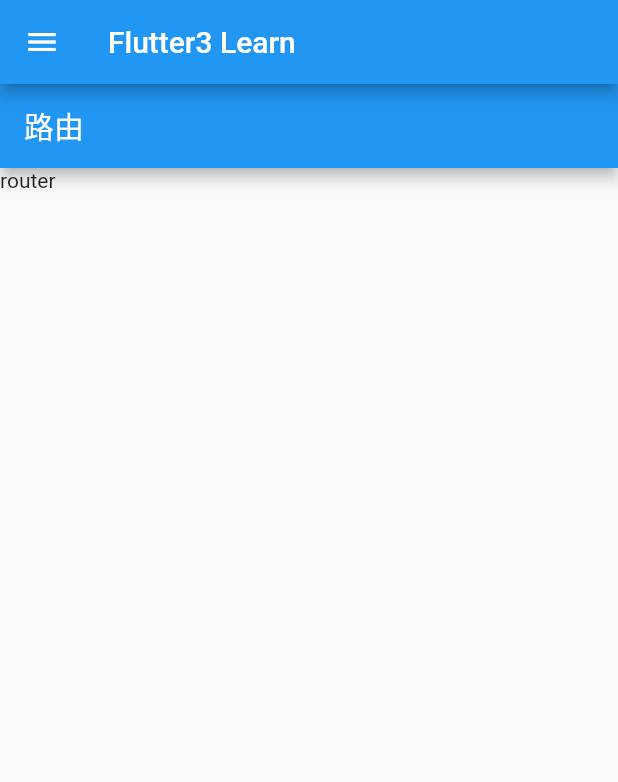
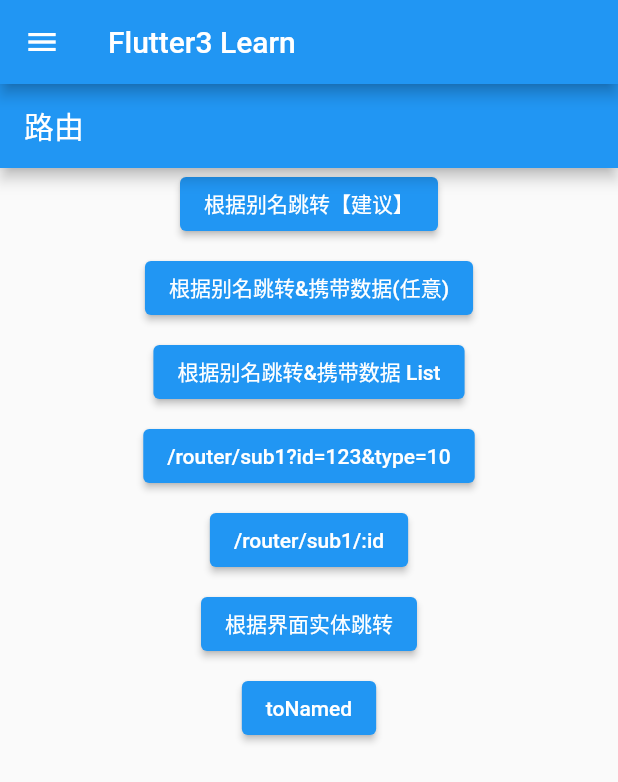
Before and after one commit to ly01112020/flutter3_test, a Flutter app: the screen it shows after launch, on a phone screen of 412 x 824 dp. Shown: the top 782 px of the screen. Run offline on Flutter 3.47's test engine with Material 2 defaults, Android fonts, the phone set to English and light mode, and no system bars; our stand-ins replace get.

Commit message:
学习GetX 路由跳转相关知识

```diff
--- a/lib/config/routes.dart
+++ b/lib/config/routes.dart
@@ -4,6 +4,8 @@ import 'package:flutter3_test/pages/login/login_binding.dart';
 import 'package:flutter3_test/pages/login/login_view.dart';
 import 'package:flutter3_test/pages/router/router_binding.dart';
 import 'package:flutter3_test/pages/router/router_view.dart';
+import 'package:flutter3_test/pages/router/sub1/sub1_binding.dart';
+import 'package:flutter3_test/pages/router/sub1/sub1_view.dart';
 import 'package:get/get.dart';
 // 定义路由
 class AppRoutes {
@@ -15,6 +17,10 @@ class AppRoutes {
 
   static const String router = '/router';
   static const String routerName = '路由';
+
+  static const String sub1 = '/router/sub1';
+  static const String sub1Name = '子路由1';
+  static const String sub1Detail = '/router/sub1/:id';
 }
 // 注册路由到 getx
 class AppPages {
@@ -36,6 +42,18 @@ class AppPages {
         page: () => RouterPage(),
         title:AppRoutes.routerName,
         binding: RouterBinding()
+    ),
+    GetPage(
+        name: AppRoutes.sub1,
+        page: () => Sub1Page(),
+        title:AppRoutes.sub1Name,
+        binding: Sub1Binding()
+    ),
+    GetPage(
+        name: AppRoutes.sub1Detail,
+        page: () => Sub1Page(),
+        title:AppRoutes.sub1Name,
+        binding: Sub1Binding()
     )
   ];
 }
--- a/lib/pages/router/router_view.dart
+++ b/lib/pages/router/router_view.dart
@@ -1,22 +1,65 @@
 import 'package:flutter/material.dart';
 import 'package:flutter3_test/config/routes.dart';
+import 'package:flutter3_test/pages/router/sub1/sub1_binding.dart';
+import 'package:flutter3_test/pages/router/sub1/sub1_view.dart';
 import 'package:get/get.dart';
 
 import 'router_logic.dart';
 
+// GetX 路由学习
 class RouterPage extends StatelessWidget {
   @override
   Widget build(BuildContext context) {
     final logic = Get.find<RouterLogic>();
     final state = Get.find<RouterLogic>().state;
-
+    final primaryColor = Theme.of(context).primaryColor;
     return Scaffold(
       appBar: AppBar(
         title: Text(AppRoutes.routerName),
       ),
       body: Container(
-        child: Text('router'),
+        child: Center(
+          child: Column(
+            children: [
+              LyButton('根据别名跳转【建议】',(){
+                Get.toNamed(AppRoutes.sub1);
+              }),
+              LyButton('根据别名跳转&携带数据(任意)',(){
+                Get.toNamed(AppRoutes.sub1,arguments: 'string data');
+              }),
+              LyButton('根据别名跳转&携带数据 List',(){
+                Get.toNamed(AppRoutes.sub1,arguments: List.generate(2, (index) => index*10));
+              }),
+              LyButton('${AppRoutes.sub1}?id=123&type=10',(){
+                Get.toNamed('${AppRoutes.sub1}?id=123&type=10');
+              }),
+              // routers 里面需要配置
+              LyButton(AppRoutes.sub1Detail,(){
+                Get.toNamed('${AppRoutes.sub1}/1000');
+              }),
+              LyButton('根据界面实体跳转',(){
+                Get.to(Sub1Page(),binding: Sub1Binding());
+              }),
+
+              LyButton('toNamed',(){
+                print('333');
+              })
+            ],
+          ),
+        )
       ),
     );
   }
+
+  Widget LyButton(text, onClick) {
+    return Column(
+      children: [
+        ElevatedButton(
+          child: Text(text),
+          onPressed: onClick
+        ),
+        const SizedBox(height: 8.0),
+      ],
+    );
+  }
 }
--- /dev/null
+++ b/lib/pages/router/sub1/sub1_binding.dart
@@ -0,0 +1,10 @@
+import 'package:get/get.dart';
+
+import 'sub1_logic.dart';
+
+class Sub1Binding extends Bindings {
+  @override
+  void dependencies() {
+    Get.lazyPut(() => Sub1Logic());
+  }
+}
--- /dev/null
+++ b/lib/pages/router/sub1/sub1_logic.dart
@@ -0,0 +1,13 @@
+import 'package:get/get.dart';
+
+import 'sub1_state.dart';
+
+class Sub1Logic extends GetxController {
+  final Sub1State state = Sub1State();
+
+  @override
+  void onInit() {
+    print('logic route arguments:${Get.arguments}');
+    super.onReady();
+  }
+}
--- /dev/null
+++ b/lib/pages/router/sub1/sub1_state.dart
@@ -0,0 +1,5 @@
+class Sub1State {
+  Sub1State() {
+    ///Initialize variables
+  }
+}
```
Also changed, not shown: lib/pages/router/sub1/sub1_view.dart (added, +31 -0 lines).
